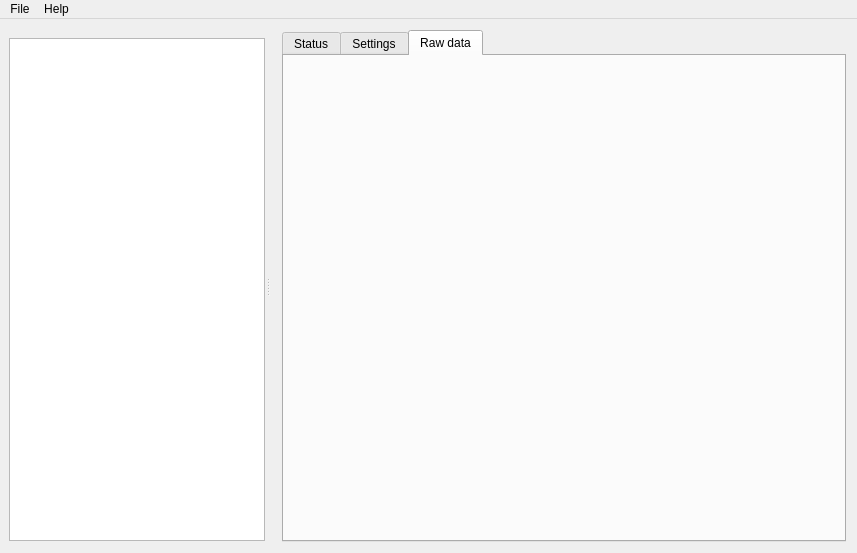
Above: Source/window.ui from Grandbrain/Sensor before the change. Below: the same form after it.
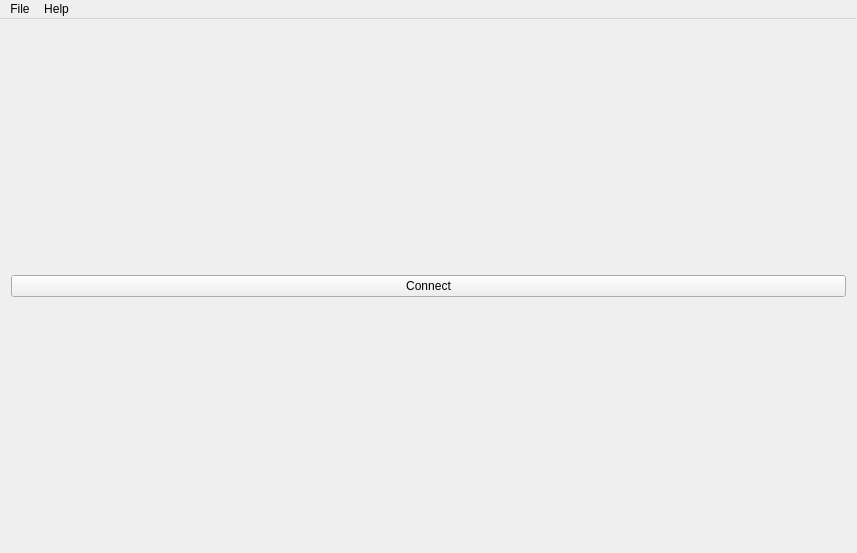
That is the form after the change. Icons and pictures are not drawn.

```diff
--- a/Source/window.ui
+++ b/Source/window.ui
@@ -23,28 +23,10 @@
   <widget class="QWidget" name="centralWidget">
    <layout class="QGridLayout" name="gridLayout_2">
     <item row="0" column="0">
-     <widget class="QTabWidget" name="tabWidget">
-      <property name="currentIndex">
-       <number>2</number>
+     <widget class="QPushButton" name="buttonConnect">
+      <property name="text">
+       <string>Connect</string>
       </property>
-      <widget class="QWidget" name="tabStatus">
-       <attribute name="title">
-        <string>Status</string>
-       </attribute>
-       <layout class="QGridLayout" name="gridLayout_4"/>
-      </widget>
-      <widget class="QWidget" name="tabSettings">
-       <attribute name="title">
-        <string>Settings</string>
-       </attribute>
-       <layout class="QGridLayout" name="gridLayout_3"/>
-      </widget>
-      <widget class="QWidget" name="tabRaw">
-       <attribute name="title">
-        <string>Raw data</string>
-       </attribute>
-       <layout class="QGridLayout" name="gridLayout_6"/>
-      </widget>
      </widget>
     </item>
    </layout>
@@ -73,39 +55,6 @@
    <addaction name="menuFile"/>
    <addaction name="menuHelp"/>
   </widget>
-  <widget class="QDockWidget" name="dockWidget">
-   <property name="floating">
-    <bool>false</bool>
-   </property>
-   <property name="features">
-    <set>QDockWidget::DockWidgetMovable</set>
-   </property>
-   <property name="allowedAreas">
-    <set>Qt::LeftDockWidgetArea|Qt::RightDockWidgetArea</set>
-   </property>
-   <attribute name="dockWidgetArea">
-    <number>1</number>
-   </attribute>
-   <widget class="QWidget" name="dockWidgetContents">
-    <layout class="QGridLayout" name="gridLayout_5">
-     <property name="leftMargin">
-      <number>9</number>
-     </property>
-     <property name="topMargin">
-      <number>0</number>
-     </property>
-     <property name="rightMargin">
-      <number>0</number>
-     </property>
-     <property name="bottomMargin">
-      <number>12</number>
-     </property>
-     <item row="0" column="0">
-      <widget class="QListView" name="listView"/>
-     </item>
-    </layout>
-   </widget>
-  </widget>
   <action name="actionExit">
    <property name="text">
     <string>Exit</string>
```
Left out of the diff: 3 changed lines with no effect on the pictures.
